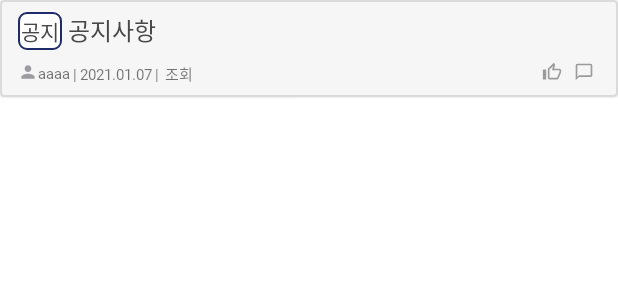
After one commit to Gongcu/BlueMap, an Android app: the layout item_notice.xml on its own in the app's theme, with its tools: preview values and no code run, on a phone screen of 412 x 824 dp. The commit adds this screen. Shown: the top 300 px of the screen. Run offline under Robolectric (Android 15) with nearby library versions, the phone set to English and light mode, and no system bars; network calls fail.

Commit message:
refactor: add notice - 게시판에 공지사항 추가

```diff
--- a/app/build.gradle
+++ b/app/build.gradle
@@ -13,8 +13,8 @@ android {
         applicationId "com.bluemap.overcom_blue"
         minSdkVersion 23
         targetSdkVersion 29
-        versionCode 3
-        versionName "1.2"
+        versionCode 4
+        versionName "1.3"
 
         testInstrumentationRunner "androidx.test.runner.AndroidJUnitRunner"
     }
--- a/app/src/main/java/com/bluemap/overcom_blue/adapter/CenterPageAdapter.kt
+++ b/app/src/main/java/com/bluemap/overcom_blue/adapter/CenterPageAdapter.kt
@@ -11,6 +11,7 @@ import androidx.recyclerview.widget.DiffUtil
 import androidx.recyclerview.widget.RecyclerView
 import com.bluemap.overcom_blue.R
 import com.bluemap.overcom_blue.databinding.ItemCenterBinding
+import com.bluemap.overcom_blue.databinding.ItemNoticeBinding
 import com.bluemap.overcom_blue.databinding.ItemPostBinding
 import com.bluemap.overcom_blue.model.Center
 import com.bluemap.overcom_blue.model.Post
@@ -55,6 +56,8 @@ class CenterPageAdapter(val context: Context,
             centerItemClick(getItem(adapterPosition)!!)
         }
     }
+
+
     companion object{
         val diffUtil = object : DiffUtil.ItemCallback<Center>(){
             override fun areItemsTheSame(oldItem: Center, newItem: Center): Boolean = oldItem.id==newItem.id
--- a/app/src/main/java/com/bluemap/overcom_blue/repository/Repository.kt
+++ b/app/src/main/java/com/bluemap/overcom_blue/repository/Repository.kt
@@ -71,6 +71,12 @@ class Repository(val application: Application) {
                 .subscribeOn(Schedulers.io())
     }
 
+    fun getNotice():Single<Post> {
+        return bluemapAPI.getNotice((application as BaseApplication).userId)
+                .observeOn(AndroidSchedulers.mainThread())
+                .subscribeOn(Schedulers.io())
+    }
+
     fun getPostList(offset:Int):Single<List<Post>> {
         return bluemapAPI.getPostList((application as BaseApplication).userId,offset)
     }
--- a/app/src/main/res/layout/activity_splash.xml
+++ b/app/src/main/res/layout/activity_splash.xml
@@ -36,7 +36,7 @@
         android:layout_marginBottom="8dp"
         app:layout_constraintRight_toRightOf="parent"
         app:layout_constraintBottom_toBottomOf="parent"
-        android:text="Team.Blue map"
+        android:text="Team. Blue map"
         android:fontFamily="@font/godo_m"
         android:textColor="@color/deepBlue"/>
 
--- /dev/null
+++ b/app/src/main/res/layout/item_notice.xml
@@ -0,0 +1,173 @@
+<?xml version="1.0" encoding="utf-8"?>
+<layout xmlns:android="http://schemas.android.com/apk/res/android"
+    xmlns:app="http://schemas.android.com/apk/res-auto">
+
+    <data>
+        <variable
+            name="model"
+            type="com.bluemap.overcom_blue.model.Post" />
+    </data>
+
+    <com.google.android.material.card.MaterialCardView
+        app:strokeColor="@color/lightGray"
+        app:strokeWidth="1dp"
+        app:cardCornerRadius="3dp"
+        android:layout_marginBottom="8dp"
+        android:layout_width="match_parent"
+        android:layout_height="wrap_content"
+        android:backgroundTint="@color/deepWhite">
+
+
+        <androidx.constraintlayout.widget.ConstraintLayout
+            android:layout_width="match_parent"
+            android:layout_height="wrap_content"
+            android:layout_margin="8dp">
+
+            <TextView
+                android:id="@+id/type_text_view"
+                android:layout_width="wrap_content"
+                android:layout_height="wrap_content"
+                android:layout_marginStart="4dp"
+                android:background="@drawable/rounded_style_view"
+                android:padding="2dp"
+                android:text="공지"
+                android:textColor="@color/textColor"
+                android:textSize="14dp"
+                android:fontFamily="@font/godo_m"
+                app:layout_constraintLeft_toLeftOf="parent"
+                app:layout_constraintTop_toTopOf="parent"/>
+
+            <TextView
+                android:id="@+id/title_text_view"
+                android:layout_width="wrap_content"
+                android:layout_height="wrap_content"
+                android:layout_marginStart="4dp"
+                android:text="공지사항"
+                android:textColor="@color/textColor"
+                android:textSize="16dp"
+                android:fontFamily="@font/godo_m"
+                app:layout_constraintLeft_toRightOf="@+id/type_text_view"
+                app:layout_constraintTop_toTopOf="parent"/>
+
+            <LinearLayout
+                android:id="@+id/left_linear_layout"
+                android:layout_width="wrap_content"
+                android:layout_height="wrap_content"
+                android:layout_marginStart="4dp"
+                android:layout_marginTop="8dp"
+                android:orientation="horizontal"
+                app:layout_constraintLeft_toLeftOf="parent"
+                app:layout_constraintTop_toBottomOf="@+id/type_text_view">
+
+                <ImageView
+                    android:layout_width="13dp"
+                    android:layout_height="13dp"
+                    android:src="@drawable/ic_baseline_person_24" />
+
+                <TextView
+                    android:id="@+id/name_text_view"
+                    android:layout_width="wrap_content"
+                    android:layout_height="match_parent"
+                    android:gravity="center"
+                    android:fontFamily="@font/godo_m"
+                    android:text="aaaa"
+                    android:textSize="10dp" />
+
+                <TextView
+                    android:layout_width="wrap_content"
+                    android:layout_height="wrap_content"
+                    android:layout_marginHorizontal="2dp"
+                    android:fontFamily="@font/godo_m"
+                    android:text="|"
+                    android:textSize="10dp"/>
+
+                <TextView
+                    android:id="@+id/datetime_text_view"
+                    android:layout_width="wrap_content"
+                    android:layout_height="wrap_content"
+                    android:fontFamily="@font/godo_m"
+                    android:text="2021.01.07"
+                    android:textSize="10dp"/>
+
+                <TextView
+                    android:layout_width="wrap_content"
+                    android:layout_height="wrap_content"
+                    android:layout_marginHorizontal="2dp"
+                    android:fontFamily="@font/godo_m"
+                    android:text="|"
+                    android:textSize="10dp"/>
+
+                <TextView
+                    android:id="@+id/view_text_view"
+                    android:layout_width="wrap_content"
+                    android:layout_height="wrap_content"
+                    android:layout_marginStart="2dp"
+                    android:fontFamily="@font/godo_m"
+                    android:text="조회"
+                    android:textSize="10dp"/>
+
+                <TextView
+                    android:id="@+id/view_count_text_view"
+                    android:layout_width="wrap_content"
+                    android:layout_height="wrap_content"
+                    android:layout_marginStart="4dp"
+                    android:fontFamily="@font/godo_m"
+                    android:text="@{String.valueOf(model.viewCount)}"
+                    android:textSize="10dp"/>
+
+            </LinearLayout>
+
+            <LinearLayout
+                android:id="@+id/linear_layout_right"
+                android:layout_width="wrap_content"
+                android:layout_height="wrap_content"
+                android:layout_marginTop="8dp"
+                app:layout_constraintRight_toRightOf="parent"
+                app:layout_constraintTop_toBottomOf="@+id/type_text_view">
+
+                <androidx.appcompat.widget.AppCompatImageView
+                    android:id="@+id/like_image_view"
+                    android:layout_marginEnd="4dp"
+                    android:layout_width="13dp"
+                    android:layout_height="13dp"
+                    android:tint="@color/deepGray"
+                    app:srcCompat="@drawable/ic_outline_thumb_up_24"/>
+
+                <TextView
+                    android:id="@+id/like_count_text_view"
+                    android:layout_width="wrap_content"
+                    android:layout_height="wrap_content"
+                    android:layout_marginEnd="4dp"
+                    android:fontFamily="@font/godo_m"
+                    android:text="@{String.valueOf(model.likeCount)}"
+                    android:textColor="@color/gray"
+                    android:textSize="10dp"
+                    app:layout_constraintRight_toLeftOf="@+id/guide3"/>
+
+                <androidx.appcompat.widget.AppCompatImageView
+                    android:id="@+id/comment_text_view"
+                    android:layout_width="13dp"
+                    android:layout_height="13dp"
+                    android:layout_marginEnd="4dp"
+                    android:tint="@color/deepGray"
+                    app:srcCompat="@drawable/ic_baseline_chat_bubble_outline_24"/>
+
+                <TextView
+                    android:id="@+id/comment_count_text_view"
+                    android:layout_width="wrap_content"
+                    android:layout_height="wrap_content"
+                    android:layout_marginEnd="4dp"
+                    android:fontFamily="@font/godo_m"
+                    android:text="@{String.valueOf(model.commentCount)}"
+                    android:textColor="@color/gray"
+                    android:textSize="10dp"/>
+
+            </LinearLayout>
+
+
+        </androidx.constraintlayout.widget.ConstraintLayout>
+
+    </com.google.android.material.card.MaterialCardView>
+
+
+</layout>
--- a/app/src/main/res/values/colors.xml
+++ b/app/src/main/res/values/colors.xml
@@ -11,6 +11,7 @@
     <color name="deepGray">#BC777777</color>
     <color name="gray">#BC979494</color>
     <color name="lightGray">#BCD5D5D5</color>
+    <color name="deepWhite">#BCF3F3F3</color>
     <color name="white">#FFFFFFFF</color>
     <color name="deepBlue">#202C6A</color>
     <color name="lightBlue">#6982FF</color>
```
Also changed, not shown: app/src/main/java/com/bluemap/overcom_blue/adapter/PostPageAdapter.kt (+22 -0 lines), app/src/main/java/com/bluemap/overcom_blue/fragment/BoardFragment.kt (+50 -6 lines), app/src/main/java/com/bluemap/overcom_blue/network/BluemapAPI.kt (+6 -4 lines), app/src/main/res/layout/fragment_board.xml (+11 -1 lines).
